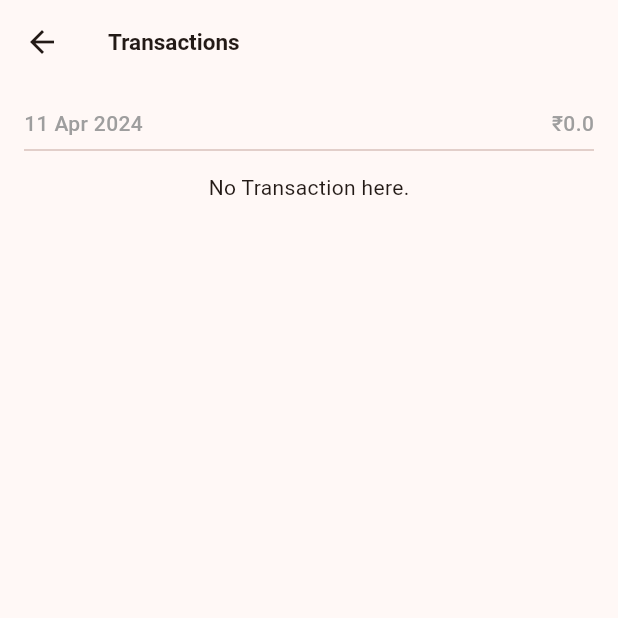
After one commit to Omegaviv/transaction_graph, a Flutter app: the Transactionpage screen opened directly, on a phone screen of 412 x 824 dp, the top half of it. The commit adds this screen. Run offline on Flutter 3.47's test engine with Material 3 defaults, Android fonts, the light colour scheme and no system bars; our stand-ins replace get.

Commit message:
UI transactionpage

```diff
--- a/lib/constants.dart
+++ b/lib/constants.dart
@@ -43,6 +43,15 @@ class Constants {
     'December',
   ];
 
+  static const DUMMY_NAMES = [
+    "Adidas",
+    "Vivek Verma",
+    "Starbucks",
+    "Dropboc",
+    "AirBnb",
+    "Luffy"
+  ];
+
   static Color NO_TRANSACTION_COLOR = Colors.white.withOpacity(0.6);
   static Color BRAND_COLOR = const Color(0xFFcb5019);
 }
--- /dev/null
+++ b/lib/cotrollers/transaction_controller.dart
@@ -0,0 +1,37 @@
+import 'package:card_transactions/data/mock_apis.dart';
+import 'package:card_transactions/domain/transaction.dart';
+import 'package:get/get.dart';
+
+class TransactionController extends GetxController {
+  late MockApi _mockApi;
+  Map<DateTime, List<Transaction>> transactions = {};
+  var selectedDate = DateTime.now().obs;
+  @override
+  void onInit() {
+    super.onInit();
+    _mockApi = MockApi();
+  }
+
+  void updateSelecedDate(DateTime date) {
+    selectedDate.value = date;
+  }
+
+  List<Transaction> getTransactionSelectedDate() {
+    return transactions[selectedDate.value.copyWith(
+            second: 0, minute: 0, microsecond: 0, millisecond: 0, hour: 0)] ??
+        [];
+  }
+
+  double selectedDayTotal(List<Transaction> transaction) {
+    double sum = 0;
+    for (var element in transaction) {
+      sum += element.amount;
+    }
+    return sum.toPrecision(2);
+  }
+
+  Future<Map<DateTime, List<Transaction>>> getTransactions() async {
+    transactions = await _mockApi.getTransactionByDateTime();
+    return transactions;
+  }
+}
--- a/lib/domain/transaction.dart
+++ b/lib/domain/transaction.dart
@@ -4,10 +4,12 @@ class Transaction {
   final DateTime time;
   final double amount;
   final String id;
+  final String name;
   final TransactionType type;
   Transaction(
       {required this.time,
       required this.amount,
+      required this.name,
       required this.id,
       required this.type});
 }
--- a/lib/main.dart
+++ b/lib/main.dart
@@ -1,6 +1,7 @@
 import 'package:card_transactions/constants.dart';
 import 'package:card_transactions/presentation/home_page.dart';
 import 'package:flutter/material.dart';
+import 'package:get/route_manager.dart';
 
 void main() {
   runApp(const MyApp());
@@ -10,7 +11,7 @@ class MyApp extends StatelessWidget {
   const MyApp({super.key});
   @override
   Widget build(BuildContext context) {
-    return MaterialApp(
+    return GetMaterialApp(
       debugShowCheckedModeBanner: false,
       theme: ThemeData(
         colorScheme: ColorScheme.fromSeed(seedColor: Constants.BRAND_COLOR),
--- /dev/null
+++ b/lib/presentation/transaction_page.dart
@@ -0,0 +1,70 @@
+import 'package:card_transactions/constants.dart';
+import 'package:card_transactions/cotrollers/transaction_controller.dart';
+import 'package:card_transactions/domain/transaction.dart';
+import 'package:card_transactions/presentation/widgets/transaction_widget.dart';
+import 'package:flutter/material.dart';
+import 'package:get/get.dart';
+
+class Transactionpage extends StatelessWidget {
+  const Transactionpage({super.key});
+
+  String dateFormat(DateTime date) {
+    return '${date.day} ${Constants.SHORT_MONTH_LABEL[date.month - 1]} ${date.year}';
+  }
+
+  @override
+  Widget build(BuildContext context) {
+    final transactionController = Get.find<TransactionController>();
+    final List<Transaction> transactions =
+        transactionController.getTransactionSelectedDate();
+    return Scaffold(
+      appBar: AppBar(
+        title: const Text(
+          'Transactions',
+          style: TextStyle(fontWeight: FontWeight.w600, fontSize: 15),
+        ),
+      ),
+      body: Padding(
+        padding: const EdgeInsets.all(16.0),
+        child: Column(
+          crossAxisAlignment: CrossAxisAlignment.start,
+          children: [
+            Row(
+              mainAxisAlignment: MainAxisAlignment.spaceBetween,
+              children: [
+                Text(
+                  dateFormat(transactionController.selectedDate.value),
+                  style: const TextStyle(
+                      color: Colors.grey, fontWeight: FontWeight.w500),
+                ),
+                Text(
+                    "₹${transactionController.selectedDayTotal(transactions).toString()}",
+                    style: const TextStyle(
+                        color: Colors.grey, fontWeight: FontWeight.w500)),
+              ],
+            ),
+            const Divider(),
+            const SizedBox(
+              height: 7,
+            ),
+            if (transactions.isEmpty)
+              const Center(
+                child: Text("No Transaction here."),
+              ),
+            if (transactions.isNotEmpty)
+              ListView.builder(
+                shrinkWrap: true,
+                itemCount: transactions.length,
+                itemBuilder: (BuildContext ctxt, int index) {
+                  return Padding(
+                    padding: const EdgeInsets.only(bottom: 5.0),
+                    child: TransactonWidget(transaction: transactions[index]),
+                  );
+                },
+              ),
+          ],
+        ),
+      ),
+    );
+  }
+}
--- a/pubspec.yaml
+++ b/pubspec.yaml
@@ -35,6 +35,7 @@ dependencies:
   # The following adds the Cupertino Icons font to your application.
   # Use with the CupertinoIcons class for iOS style icons.
   cupertino_icons: ^1.0.6
+  get: ^4.6.6
 
 dev_dependencies:
   flutter_test:
```
Also changed, not shown: lib/data/mock_apis.dart (+16 -10 lines), lib/presentation/home_page.dart (+5 -9 lines), lib/presentation/widgets/single_day.dart (+6 -34 lines), lib/presentation/widgets/transaction_widget.dart (added, +58 -0 lines), lib/utils.dart (+13 -0 lines), pubspec.lock.
